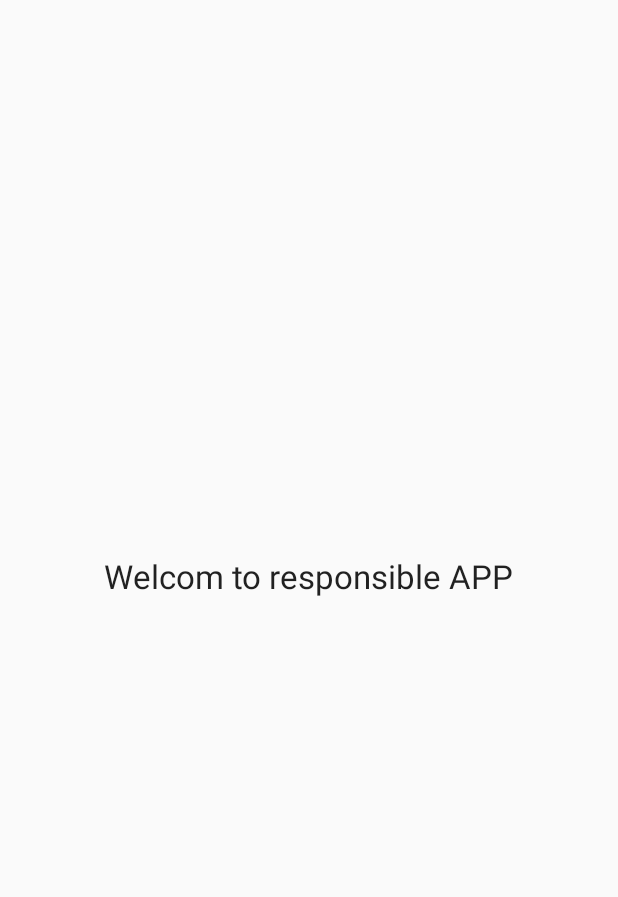
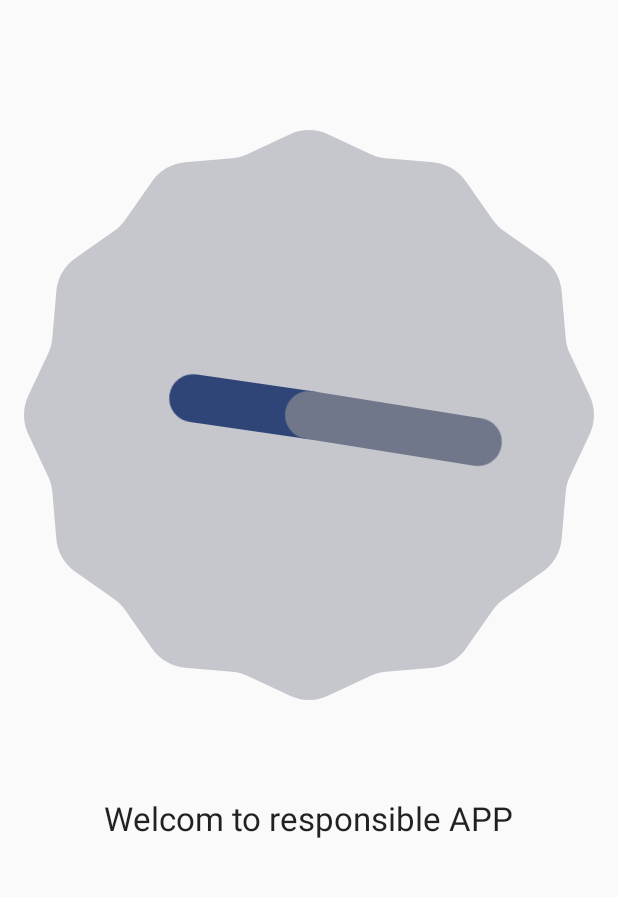
Before and after one commit to Health-Helpers/Elder-Health-Helper, an Android app: the ResponsibleHomeFragment screen opened directly, with no data from a screen before it, on a phone screen of 412 x 824 dp, the part 84-981 px from its top. Run offline under Robolectric (Android 15) with nearby library versions, the light colour scheme and no system bars.

Commit message:
Added Clock

```diff
--- a/app/src/main/res/layout/responsible_home_fragment.xml
+++ b/app/src/main/res/layout/responsible_home_fragment.xml
@@ -7,8 +7,18 @@
         android:id="@+id/textView"
         android:layout_width="wrap_content"
         android:layout_height="wrap_content"
+        android:text="Welcom to responsible APP"
+        android:textAppearance="?android:attr/textAppearanceLarge"
+        android:layout_alignParentBottom="true"
         android:layout_centerHorizontal="true"
-        android:layout_centerVertical="true"
-        android:text="Welcom to responsible APP"
-        android:textAppearance="?android:attr/textAppearanceLarge" />
+        android:layout_marginBottom="208dp" />
+
+    <AnalogClock
+        android:layout_width="wrap_content"
+        android:layout_height="wrap_content"
+        android:id="@+id/analogClock"
+        android:layout_above="@+id/textView"
+        android:layout_centerHorizontal="true"
+        android:layout_marginBottom="64dp" />
+
 </RelativeLayout>
```
